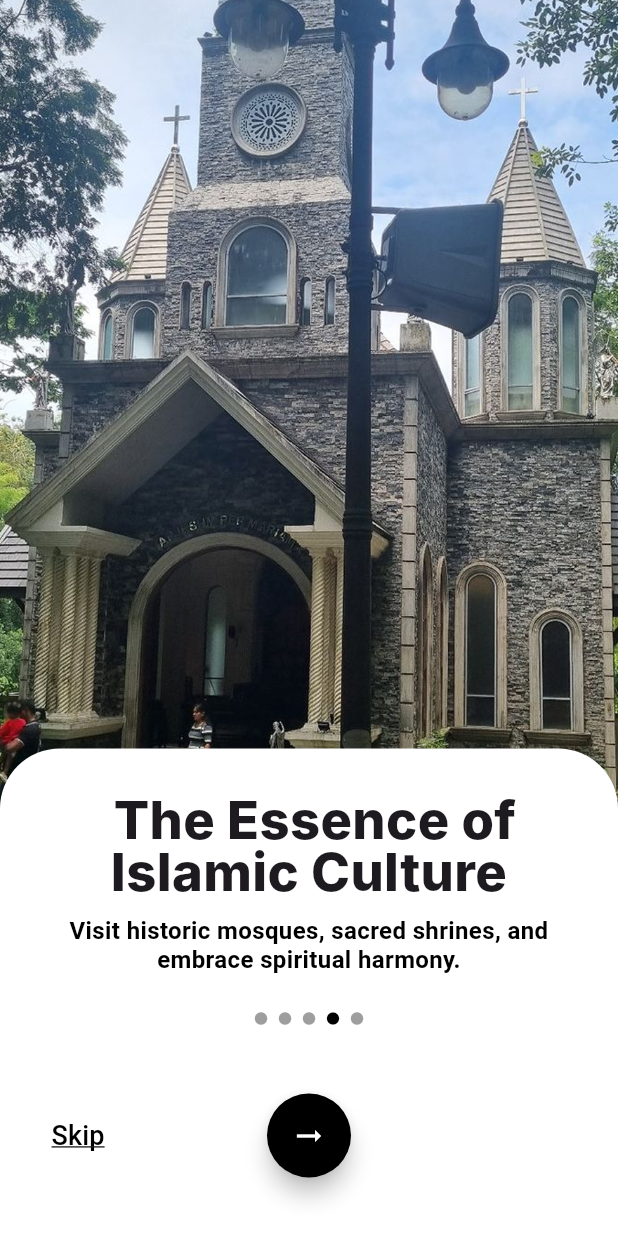
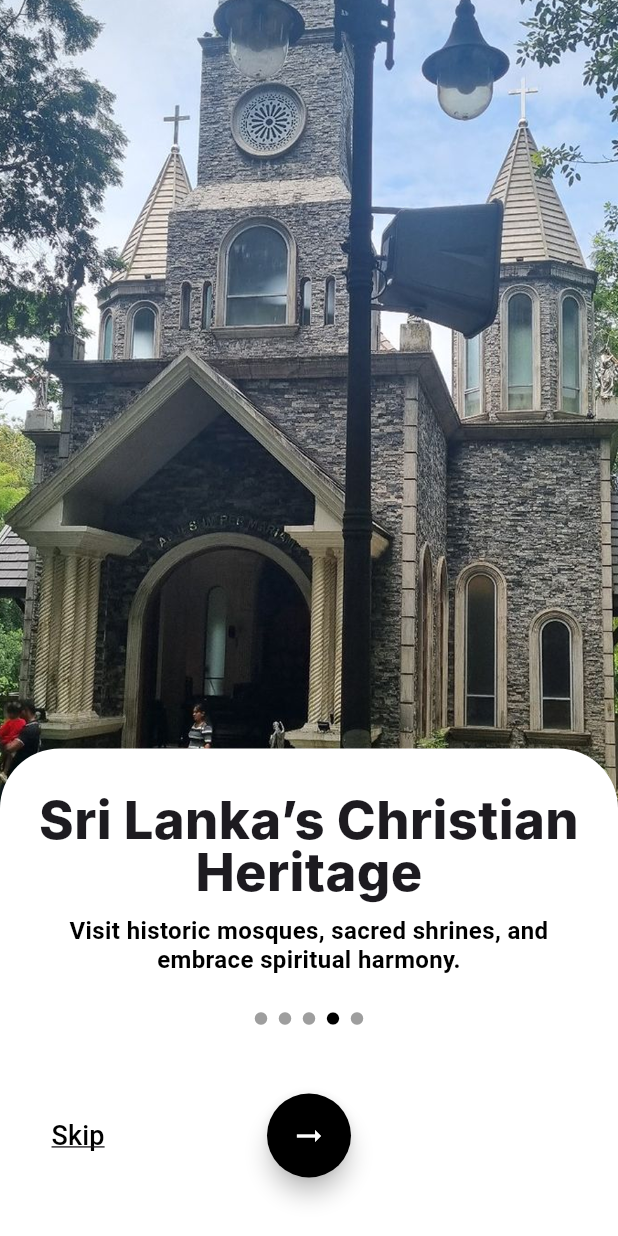
Before and after one commit to DaphneKodithuwakku/sriroute-frontend, a Flutter app: the WelcomePage5 screen opened directly, on a phone screen of 412 x 824 dp. Run offline on Flutter 3.47's test engine with Material 3 defaults, Android fonts, the phone set to English and light mode, and no system bars; Roboto replaces fonts that are missing (Inter).

Commit message:
Updated the title in welcomepage5

```diff
--- a/welcomepages/lib/welcomepage5.dart
+++ b/welcomepages/lib/welcomepage5.dart
@@ -33,7 +33,7 @@
                 mainAxisSize: MainAxisSize.min,
                 children: [
                   Text(
-                    " The Essence of Islamic Culture",
+                    "Sri Lanka’s Christian Heritage",
                     textAlign: TextAlign.center,
                     style: TextStyle(
                       fontFamily: 'Inter',
```
